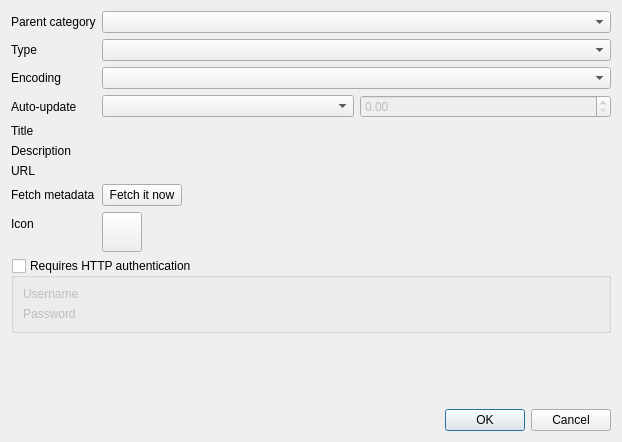
The window that src/librssguard/services/abstract/gui/formfeeddetails.ui (martinrotter/rssguard) describes before a commit, drawn with Qt 5.
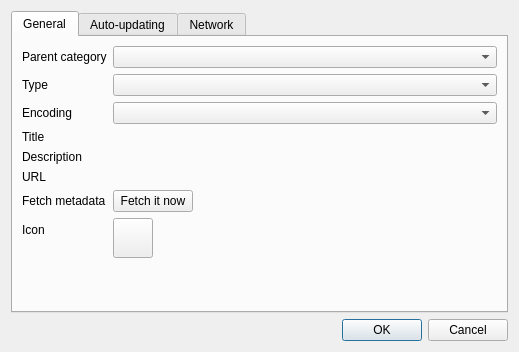
The same window after the commit. Custom widgets are drawn as their Qt base class.

What changed in the file:
```diff
--- a/src/librssguard/services/abstract/gui/formfeeddetails.ui
+++ b/src/librssguard/services/abstract/gui/formfeeddetails.ui
@@ -6,8 +6,8 @@
    <rect>
     <x>0</x>
     <y>0</y>
-    <width>622</width>
-    <height>442</height>
+    <width>519</width>
+    <height>352</height>
    </rect>
   </property>
   <property name="windowTitle">
@@ -15,7 +15,15 @@
   </property>
   <layout class="QVBoxLayout" name="verticalLayout">
    <item>
-    <layout class="QFormLayout" name="formLayout">
+    <widget class="QTabWidget" name="tabWidget">
+     <property name="currentIndex">
+      <number>0</number>
+     </property>
+     <widget class="QWidget" name="tabGeneral">
+      <attribute name="title">
+       <string>General</string>
+      </attribute>
+      <layout class="QFormLayout" name="formLayout_4">
      <item row="0" column="0">
       <widget class="QLabel" name="m_lblParentCategory">
        <property name="text">
@@ -77,34 +85,6 @@
       </widget>
      </item>
      <item row="3" column="0">
-      <widget class="QLabel" name="label_6">
-       <property name="text">
-        <string>Auto-update</string>
-       </property>
-       <property name="buddy">
-        <cstring>m_cmbAutoUpdateType</cstring>
-       </property>
-      </widget>
-     </item>
-     <item row="3" column="1">
-      <layout class="QHBoxLayout" name="horizontalLayout">
-       <item>
-        <widget class="QComboBox" name="m_cmbAutoUpdateType">
-         <property name="toolTip">
-          <string>Select the auto-update strategy for this feed. Default auto-update strategy means that the feed will be update in time intervals set in application settings.</string>
-         </property>
-        </widget>
-       </item>
-       <item>
-        <widget class="TimeSpinBox" name="m_spinAutoUpdateInterval">
-         <property name="enabled">
-          <bool>false</bool>
-         </property>
-        </widget>
-       </item>
-      </layout>
-     </item>
-     <item row="4" column="0">
       <widget class="QLabel" name="m_lblTitle">
        <property name="text">
         <string>Title</string>
@@ -114,10 +94,10 @@
        </property>
       </widget>
      </item>
-     <item row="4" column="1">
+       <item row="3" column="1">
       <widget class="LineEditWithStatus" name="m_txtTitle" native="true"/>
      </item>
-     <item row="5" column="0">
+       <item row="4" column="0">
       <widget class="QLabel" name="m_lblDescription">
        <property name="text">
         <string>Description</string>
@@ -127,10 +107,10 @@
        </property>
       </widget>
      </item>
-     <item row="5" column="1">
+       <item row="4" column="1">
       <widget class="LineEditWithStatus" name="m_txtDescription" native="true"/>
      </item>
-     <item row="6" column="0">
+       <item row="5" column="0">
       <widget class="QLabel" name="label">
        <property name="text">
         <string>URL</string>
@@ -140,10 +120,20 @@
        </property>
       </widget>
      </item>
-     <item row="6" column="1">
+       <item row="5" column="1">
       <widget class="LineEditWithStatus" name="m_txtUrl" native="true"/>
      </item>
-     <item row="7" column="1">
+       <item row="6" column="0">
+        <widget class="QLabel" name="label_7">
+         <property name="text">
+          <string>Fetch metadata</string>
+         </property>
+         <property name="buddy">
+          <cstring>m_btnFetchMetadata</cstring>
+         </property>
+        </widget>
+       </item>
+       <item row="6" column="1">
       <layout class="QHBoxLayout" name="horizontalLayout_2">
        <item>
         <widget class="QPushButton" name="m_btnFetchMetadata">
@@ -167,7 +157,7 @@
        </item>
       </layout>
      </item>
-     <item row="8" column="0">
+       <item row="7" column="0">
       <widget class="QLabel" name="m_lblIcon">
        <property name="text">
         <string>Icon</string>
@@ -177,7 +167,7 @@
        </property>
       </widget>
      </item>
-     <item row="8" column="1">
+       <item row="7" column="1">
       <widget class="QToolButton" name="m_btnIcon">
        <property name="sizePolicy">
         <sizepolicy hsizetype="Fixed" vsizetype="Fixed">
@@ -214,7 +204,49 @@
        </property>
       </widget>
      </item>
-     <item row="9" column="0" colspan="2">
+      </layout>
+     </widget>
+     <widget class="QWidget" name="tabUpdating">
+      <attribute name="title">
+       <string>Auto-updating</string>
+      </attribute>
+      <layout class="QFormLayout" name="formLayout">
+       <item row="0" column="0">
+        <widget class="QLabel" name="label_6">
+         <property name="text">
+          <string>Auto-update</string>
+         </property>
+         <property name="buddy">
+          <cstring>m_cmbAutoUpdateType</cstring>
+         </property>
+        </widget>
+       </item>
+       <item row="0" column="1">
+        <layout class="QHBoxLayout" name="horizontalLayout">
+         <item>
+          <widget class="QComboBox" name="m_cmbAutoUpdateType">
+           <property name="toolTip">
+            <string>Select the auto-update strategy for this feed. Default auto-update strategy means that the feed will be update in time intervals set in application settings.</string>
+           </property>
+          </widget>
+         </item>
+         <item>
+          <widget class="TimeSpinBox" name="m_spinAutoUpdateInterval">
+           <property name="enabled">
+            <bool>false</bool>
+           </property>
+          </widget>
+         </item>
+        </layout>
+       </item>
+      </layout>
+     </widget>
+     <widget class="QWidget" name="tabNetwork">
+      <attribute name="title">
+       <string>Network</string>
+      </attribute>
+      <layout class="QFormLayout" name="formLayout_3">
+       <item row="0" column="0">
       <widget class="QGroupBox" name="m_gbAuthentication">
        <property name="toolTip">
         <string>Some feeds require authentication, including GMail feeds. BASIC, NTLM-2 and DIGEST-MD5 authentication schemes are supported.</string>
@@ -261,17 +293,9 @@
        </layout>
       </widget>
      </item>
-     <item row="7" column="0">
-      <widget class="QLabel" name="label_7">
-       <property name="text">
-        <string>Fetch metadata</string>
-       </property>
-       <property name="buddy">
-        <cstring>m_btnFetchMetadata</cstring>
-       </property>
-      </widget>
-     </item>
-    </layout>
+      </layout>
+     </widget>
+    </widget>
    </item>
    <item>
     <widget class="QDialogButtonBox" name="m_buttonBox">
```
Lines whose indentation alone changed are shown as unchanged.
